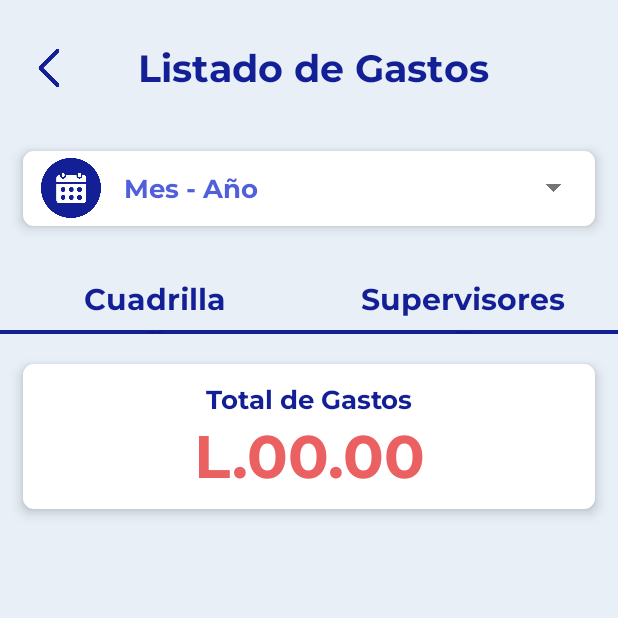
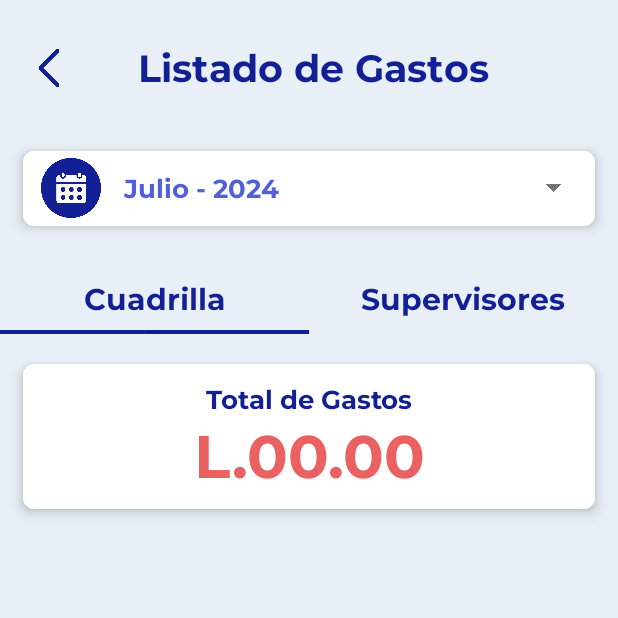
Before and after one commit to neusteromega/INGELCOM-CajaChica, an Android app: the AdmDatosCuadrilla screen opened directly, with no data from a screen before it, after a tap on "Ver Gastos", on a phone screen of 412 x 824 dp, the top half of it. Run offline under Robolectric (Android 15) with nearby library versions, the phone set to English and light mode, and no system bars; our stand-ins replace Firebase (no records; nobody signed in at launch, a user with empty details on screens opened directly).

Commit message:
Seleccionar Mes y Año en Listado de Gastos

```diff
--- a/app/src/main/java/com/ingelcom/cajachica/DAO/Usuario.java
+++ b/app/src/main/java/com/ingelcom/cajachica/DAO/Usuario.java
@@ -46,10 +46,10 @@ public class Usuario {
                         //Filtramos solo los empleados con rol "Empleado"
                         if (rol.contentEquals("Empleado")) {
                             EmpleadosItems empleado = new EmpleadosItems(nombre, correo, cuadrilla, identidad, telefono, rol, estado); //Creamos un objeto de tipo "EmpleadosItems" en el cual guardamos los datos extraídos arriba
-                            listaEmpleados.add(empleado); //El objeto de tipo "EmpleadosItems" lo guardamos en la clase "listaEmpleados"
+                            listaEmpleados.add(empleado); //El objeto de tipo "EmpleadosItems" lo guardamos en la lista "listaEmpleados"
                         }
                     }
-                    //Cuando salga del "for", ya tendremos todos los empleados con rol "Empleado" en la "listaEmpleados", y esta lista es la que mandamos al llamar el método "onCallback" de la interfaz
+                    //Cuando salga del "for", ya tendremos todos los empleados con rol "Empleado" en la "listaEmpleados", y esta lista es la que mandamos al método "onCallback" de la interfaz
                     callback.onCallback(listaEmpleados);
                 }
 
--- a/app/src/main/java/com/ingelcom/cajachica/Herramientas/Utilidades.java
+++ b/app/src/main/java/com/ingelcom/cajachica/Herramientas/Utilidades.java
@@ -108,12 +108,6 @@ public class Utilidades {
     public static String convertirTimestampAString(Timestamp valor) {
         String fechaHoraString = "";
 
-        /*if (valor != null) { //Verificamos que la variable "valor" no sea nula
-            Date fechaHora = valor.toDate(); //Convertimos "valor" a tipo "Date"
-            SimpleDateFormat sdf = new SimpleDateFormat("dd/MM/yyyy HH:mm:ss", Locale.getDefault()); //Creamos una instancia de SimpleDateFormat con el formato deseado (dd/MM/yyyy HH:mm:ss)
-            fechaHoraString = sdf.format(fechaHora); //Convertimos la fecha y hora a un String estableciendo el formato especificado anteriormente
-        }*/
-
         try {
             Date fechaHora = valor.toDate(); //Convertimos "valor" a tipo "Date"
             SimpleDateFormat sdf = new SimpleDateFormat("dd/MM/yyyy HH:mm:ss", Locale.getDefault()); //Creamos una instancia de SimpleDateFormat con el formato deseado (dd/MM/yyyy HH:mm:ss)
@@ -179,31 +173,40 @@ public class Utilidades {
         }
     }
 
-    /*public static void spinnerConHint(Context contexto, Spinner spinner, List<String> lista, String nombreHint) {
-        List<String> listaHint = new ArrayList<>();
-        listaHint.add(nombreHint);
-        listaHint.addAll(lista);
+    //Método que nos ayuda a convertir el mes y el año (que primero están en números) en una cadena String (por ejemplo, "Marzo - 2024")
+    public static String convertirMonthYearString(int month, int year) {
+        return obtenerFormatoMes(month) + " - " + year; //Retornamos la cadena String a mostrar en el lblFechaSeleccionada, para ello primero convertir el número del mes al nombre del mes (valga la redundancia) llamando al método "obtenerFormatoMes" y le enviamos el número del mes "month" como parámetro
+    }
 
-        ArrayAdapter<String> adapter = new ArrayAdapter<String>(contexto, R.layout.spinner_items, listaHint) {
-            @Override
-            public boolean isEnabled(int position) {
-                return position != 0; // Deshabilitar el primer elemento, en este caso, el hint
-            }
-
-            @Override
-            public View getDropDownView(int position, View convertView, android.view.ViewGroup parent) {
-                View view = super.getDropDownView(position, convertView, parent);
-                TextView tv = (TextView) view;
-
-                if (position == 0) {
-                    tv.setTextColor(contexto.getResources().getColor(android.R.color.darker_gray)); // Cambiar el color del hint
-                }
-
-                return view;
-            }
-        };
-
-        spinner.setAdapter(adapter);
-        spinner.setSelection(0); // Mostrar el hint inicialmente
-    }*/
+    //Método que nos ayuda a obtener el nombre del mes dependiendo su número (1 = Enero, 2 = Febrero, 3 = Marzo...)
+    private static String obtenerFormatoMes(int month) {
+        switch (month) { //Usamos un switch para trabajar con la variable "month", y en cada case retornará el nombre del mes dependiendo el número
+            case 1:
+                return "Enero";
+            case 2:
+                return "Febrero";
+            case 3:
+                return "Marzo";
+            case 4:
+                return "Abril";
+            case 5:
+                return "Mayo";
+            case 6:
+                return "Junio";
+            case 7:
+                return "Julio";
+            case 8:
+                return "Agosto";
+            case 9:
+                return "Septiembre";
+            case 10:
+                return "Octubre";
+            case 11:
+                return "Noviembre";
+            case 12:
+                return "Diciembre";
+            default:
+                return "Enero";
+        }
+    }
 }
--- a/app/src/main/java/com/ingelcom/cajachica/ListadoGastos.java
+++ b/app/src/main/java/com/ingelcom/cajachica/ListadoGastos.java
@@ -3,9 +3,14 @@ package com.ingelcom.cajachica;
 import androidx.appcompat.app.AppCompatActivity;
 import androidx.viewpager2.widget.ViewPager2;
 
+import android.app.AlertDialog;
+import android.app.DatePickerDialog;
 import android.content.Intent;
 import android.os.Bundle;
+import android.util.Log;
 import android.view.View;
+import android.widget.DatePicker;
+import android.widget.TextView;
 
 import com.ingelcom.cajachica.Adaptadores.VPGastosAdapter;
 import com.ingelcom.cajachica.DAO.Gasto;
@@ -13,11 +18,13 @@ import com.ingelcom.cajachica.Herramientas.FirestoreCallbacks;
 import com.ingelcom.cajachica.Herramientas.Utilidades;
 import com.ingelcom.cajachica.Modelos.GastosItems;
 
+import java.util.Calendar;
 import java.util.List;
 
 public class ListadoGastos extends AppCompatActivity {
 
-    ViewPager2 vpGastos;
+    private TextView lblFecha, lblLineaCuadrilla, lblLineaSupervisores;
+    public ViewPager2 vpGastos;
     private Gasto gast = new Gasto(ListadoGastos.this);
 
     @Override
@@ -25,12 +32,15 @@ public class ListadoGastos extends AppCompatActivity {
         super.onCreate(savedInstanceState);
         setContentView(R.layout.activity_listado_gastos);
 
+        lblFecha = findViewById(R.id.lblFechaLG);
+        lblLineaCuadrilla = findViewById(R.id.lblCuadrillaLineaLG);
+        lblLineaSupervisores = findViewById(R.id.lblSupervisoresLineaLG);
         vpGastos = findViewById(R.id.vpListadoGastos); //Relacionamos la variable "vpGastos" con el ViewPager
 
-        VPGastosAdapter vpAdapter = new VPGastosAdapter(this); //Creamos un objeto de "VPGastosAdapter" y le mandamos el contexto "this" de este Activity
-        vpGastos.setAdapter(vpAdapter); //Asignamos el adaptador al vpGastos
+        establecerElementos();
+        cambioViewPager();
 
-        gast.obtenerGastos(new FirestoreCallbacks.FirestoreAllSpecialDocumentsCallback<GastosItems>() {
+        /*gast.obtenerGastos(new FirestoreCallbacks.FirestoreAllSpecialDocumentsCallback<GastosItems>() {
             @Override
             public void onCallback(List<GastosItems> items) {
 
@@ -40,11 +50,92 @@ public class ListadoGastos extends AppCompatActivity {
             public void onFailure(Exception e) {
 
             }
+        });*/
+    }
+
+    private void establecerElementos() {
+        asignarMes(); //Llamamos el método "asignarMes" para que asigne el mes y el año actual al TextView lblFecha
+        lblLineaSupervisores.setVisibility(View.INVISIBLE); //Ocultamos la linea bajo la palabra "Supervisores" al iniciar el Activity
+
+        VPGastosAdapter vpAdapter = new VPGastosAdapter(this); //Creamos un objeto de "VPGastosAdapter" y le mandamos el contexto "this" de este Activity
+        vpGastos.setAdapter(vpAdapter); //Asignamos el adaptador al vpGastos
+    }
+
+    //Método que permite establecer las lineas bajo las palabras "Cuadrilla" y "Supervisores" cuando se arrastren los fragments del ViewPager
+    private void cambioViewPager() {
+        //Evento que detecta cuando el ViewPager cambia su posición o se está visualizando otro fragment en él
+        vpGastos.registerOnPageChangeCallback(new ViewPager2.OnPageChangeCallback() {
+            @Override
+            public void onPageSelected(int position) {
+                super.onPageSelected(position);
+                switch (position) {
+                    case 0: //Si la posición es 0, se está visualizando el listado de gastos de cuadrilla
+                        lblLineaCuadrilla.setVisibility(View.VISIBLE);
+                        lblLineaSupervisores.setVisibility(View.INVISIBLE);
+                        break;
+                    case 1: //Si la posición es 1, se está visualizando el listado de gastos de supervisores
+                        lblLineaCuadrilla.setVisibility(View.INVISIBLE);
+                        lblLineaSupervisores.setVisibility(View.VISIBLE);
+                        break;
+                }
+            }
         });
     }
 
+    //Método que nos ayuda a establecer desde el inicio, el mes y el año actual al TextView lblFecha
+    private void asignarMes() {
+        Calendar cal = Calendar.getInstance(); //Creamos un objeto de tipo Calendar que representa la fecha y hora actuales en el dispositivo donde se está ejecutando el código
+        int year = cal.get(Calendar.YEAR); //Obtenemos el año actual
+        int month = cal.get(Calendar.MONTH); //Obtenemos el mes actual
+        String fecha = Utilidades.convertirMonthYearString(month + 1, year); //Guardamos el mes y año convertidos a String llamando al método "convertirMonthYearString" con los parámetros de mes y año, y esto retorna el String
+        lblFecha.setText(fecha); //Asignamos la fecha ya convertida a String al TextView lblFecha
+    }
+
+    //Evento Clic del LinearLayout "LLCuadrillaLG"
+    public void gastosCuadrilla(View view) {
+        vpGastos.setCurrentItem(0); //Si damos clic en la palabra "Cuadrilla", que se muestre el fragment de la posición 0 en el ViewPager (El "FragGastosCuadrilla()")
+        //Ocultamos y mostramos las lineas bajo las palabras "Cuadrilla" y "Supervisores" dependiendo el fragment que se esté mostrando
+        lblLineaCuadrilla.setVisibility(View.VISIBLE);
+        lblLineaSupervisores.setVisibility(View.INVISIBLE);
+    }
+
+    //Evento Clic del LinearLayout "LLSupervisoresLG"
+    public void gastosSupervisores(View view) {
+        vpGastos.setCurrentItem(1); //Si damos clic en la palabra "Supervisores", que se muestre el fragment de la posición 1 en el ViewPager (El "FragGastosSupervisores()")
+        //Ocultamos y mostramos las lineas bajo las palabras "Cuadrilla" y "Supervisores" dependiendo el fragment que se esté mostrando
+        lblLineaSupervisores.setVisibility(View.VISIBLE);
+        lblLineaCuadrilla.setVisibility(View.INVISIBLE);
+    }
+
+    //Evento Clic del LinearLayout de Fecha, al dar clic en el mismo, se abrirá un "Popup DatePicker" en el que se podrá seleccionar un mes y año y esto servirá para filtrar los gastos
+    public void mostrarMeses(View view) {
+        try {
+            DatePickerDialog.OnDateSetListener dateSetListener = new DatePickerDialog.OnDateSetListener() {
+                @Override
+                public void onDateSet(DatePicker datePicker, int year, int month, int day) {
+                    month = month + 1; //Al mes le sumamos +1 porque los meses por defecto empiezan en 0 y no en 1
+                    String fecha = Utilidades.convertirMonthYearString(month, year); //Guardamos el mes y año convertidos a String llamando al método "convertirMonthYearString" con los parámetros de mes y año, y esto retorna el String
+                    lblFecha.setText(fecha); //Asignamos la fecha ya convertida a String al TextView lblFecha
+                }
+            };
+
+            Calendar cal = Calendar.getInstance(); //Creamos un objeto de tipo Calendar que representa la fecha y hora actuales en el dispositivo donde se está ejecutando el código
+            int year = cal.get(Calendar.YEAR); //Obtenemos el año actual
+            int month = cal.get(Calendar.MONTH); //Obtenemos el mes actual
+            int day = cal.get(Calendar.DAY_OF_MONTH); //Obtenemos el día actual
+            int style = AlertDialog.THEME_HOLO_LIGHT; //En una variable entera guardamos el estilo que tendrá la ventana emergente
+
+            DatePickerDialog datePickerDialog = new DatePickerDialog(ListadoGastos.this, style, dateSetListener, year, month, day); //Creamos un nuevo objeto de tipo DatePickerDialog y le mandamos como parámetros al constructor, un contexto, la variable "style" que guarda el estilo, el "dateSetListener", el año, mes y día, estos últimos para que al abrir el AlertDialog, se muestre el mes actual
+            datePickerDialog.getDatePicker().findViewById(getResources().getIdentifier("day", "id", "android")).setVisibility(View.GONE); //Ocultamos el spinner de días asignando "GONE" en su visibilidad
+            datePickerDialog.show(); //Mostramos el AlertDialog o Popup DatePicker de solo mes y año
+        }
+        catch (Exception e) {
+            Log.w("ObtenerMes", e);
+        }
+    }
+
     //Eliminar cuando se esté programando
-    public void DetalleGasto(View view) {
+    public void detalleGasto(View view) {
         Utilidades.iniciarActivity(this, DetalleGasto.class, false);
     }
 }
--- a/app/src/main/res/layout/activity_listado_gastos.xml
+++ b/app/src/main/res/layout/activity_listado_gastos.xml
@@ -55,7 +55,7 @@
             android:background="@drawable/clr_casillablanca_cuadrada"
             android:elevation="5dp"
             android:gravity="center"
-            android:onClick="DetalleGasto"
+            android:onClick="mostrarMeses"
             android:orientation="horizontal"
             android:paddingLeft="12dp"
             android:paddingRight="22dp">
@@ -107,7 +107,9 @@
                 android:layout_width="match_parent"
                 android:layout_height="match_parent"
                 android:layout_weight="1"
-                android:orientation="vertical">
+                android:onClick="gastosCuadrilla"
+                android:orientation="vertical"
+                tools:ignore="TouchTargetSizeCheck">
 
                 <TextView
                     android:id="@+id/lblCuadrilla"
@@ -136,7 +138,9 @@
                 android:layout_width="match_parent"
                 android:layout_height="match_parent"
                 android:layout_weight="1"
-                android:orientation="vertical">
+                android:onClick="gastosSupervisores"
+                android:orientation="vertical"
+                tools:ignore="TouchTargetSizeCheck">
 
                 <TextView
                     android:id="@+id/lblSupervisores"
```
Also changed, not shown: app/src/main/java/com/ingelcom/cajachica/DAO/Gasto.java (+10 -8 lines).
